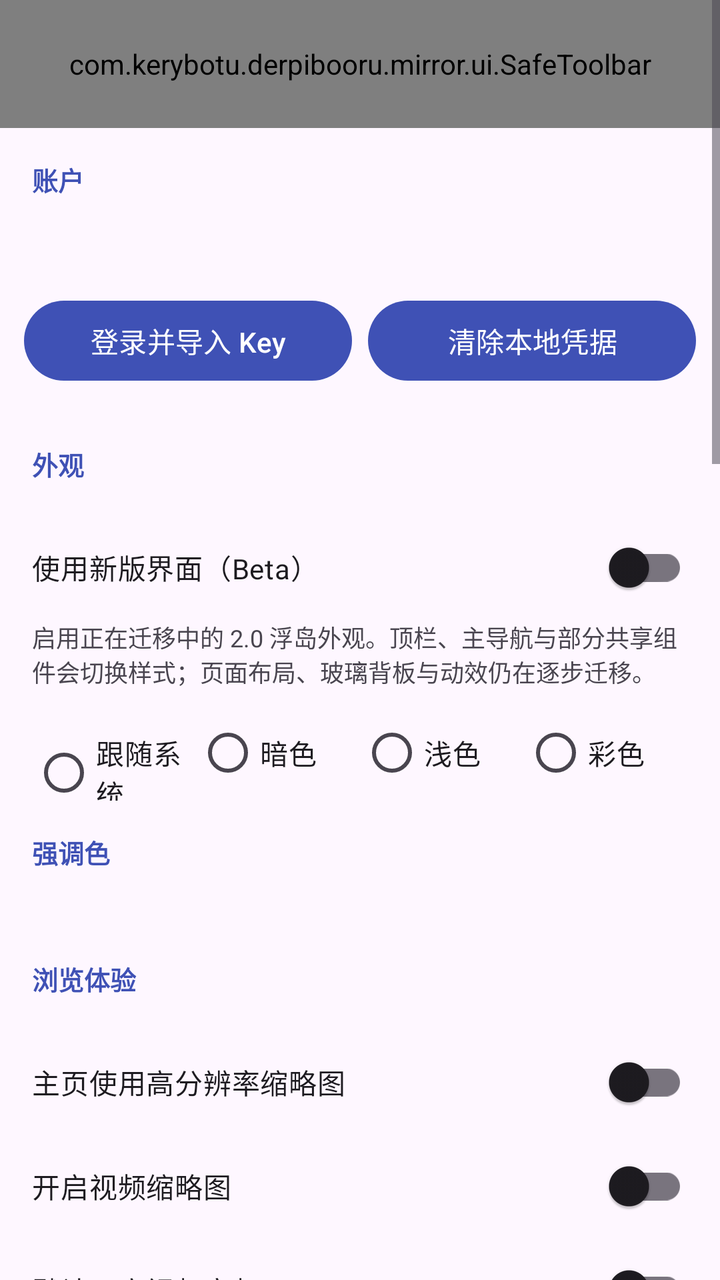
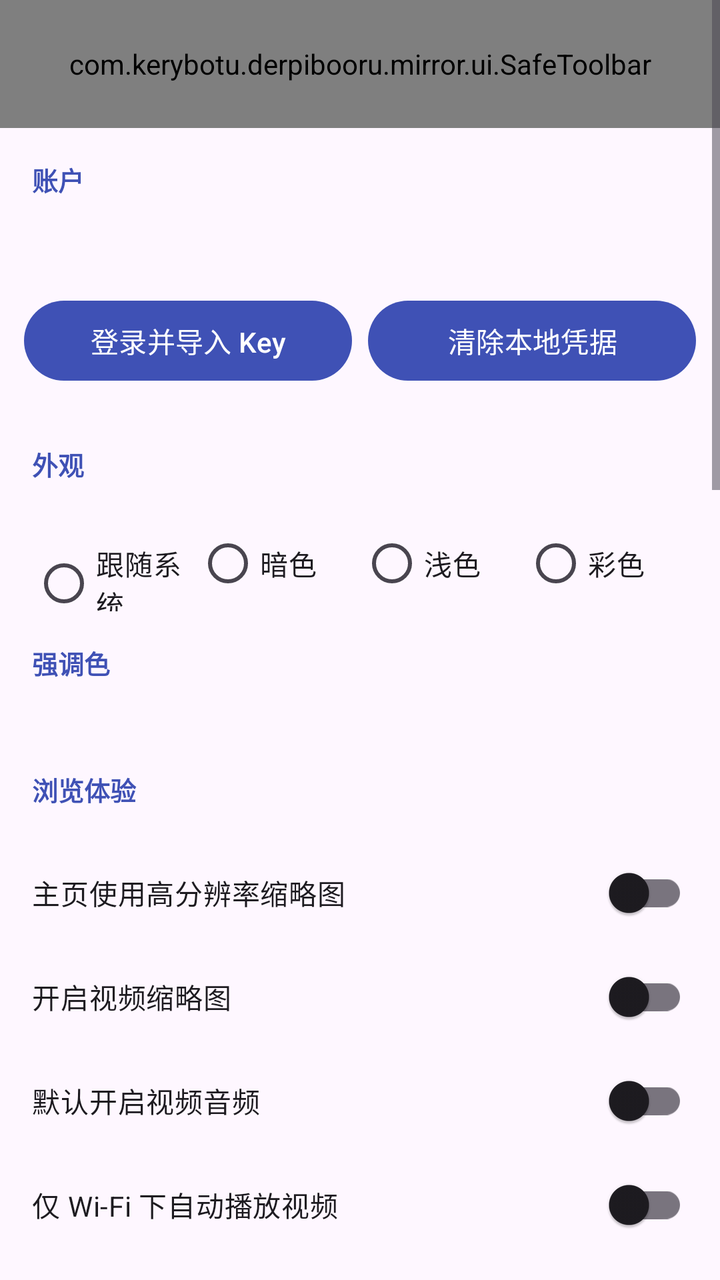

Screens rendered from an Android XML layout before and after an edit, with the pre-edit source and the edit as a unified diff.
<!-- AndroidManifest.xml: application theme Theme.DerpiViewer -->
<!-- res/layout/activity_settings.xml -->
<?xml version="1.0" encoding="utf-8"?>
<ScrollView xmlns:android="http://schemas.android.com/apk/res/android"
    android:layout_width="match_parent" android:layout_height="match_parent"
    android:background="?attr/colorSurface">
    <LinearLayout android:layout_width="match_parent" android:layout_height="wrap_content" android:orientation="vertical">
        <include android:id="@+id/settings_toolbar" layout="@layout/include_safe_toolbar" />
        <TextView android:layout_width="match_parent" android:layout_height="wrap_content" android:text="账户" android:textStyle="bold" android:textSize="13sp" android:padding="16dp" android:textColor="?attr/colorPrimary" />
        <TextView android:id="@+id/account_status" android:layout_width="match_parent" android:layout_height="wrap_content" android:paddingHorizontal="16dp" android:textColor="?attr/colorOnSurfaceVariant" />
        <LinearLayout android:layout_width="match_parent" android:layout_height="wrap_content" android:orientation="horizontal" android:padding="12dp">
            <Button android:id="@+id/account_login" android:layout_width="0dp" android:layout_height="wrap_content" android:layout_weight="1" android:text="登录并导入 Key" />
            <Button android:id="@+id/account_logout" android:layout_width="0dp" android:layout_height="wrap_content" android:layout_weight="1" android:layout_marginStart="8dp" android:text="清除本地凭据" />
        </LinearLayout>
        <TextView android:layout_width="match_parent" android:layout_height="wrap_content" android:text="外观" android:textStyle="bold" android:textSize="13sp" android:padding="16dp" android:textColor="?attr/colorPrimary" />
        <com.google.android.material.switchmaterial.SwitchMaterial android:id="@+id/switch_new_ui_beta" android:layout_width="match_parent" android:layout_height="wrap_content" android:text="使用新版界面（Beta）" android:paddingHorizontal="16dp" android:minHeight="52dp" />
        <TextView android:layout_width="match_parent" android:layout_height="wrap_content" android:layout_marginStart="16dp" android:layout_marginEnd="16dp" android:layout_marginBottom="8dp" android:text="启用正在迁移中的 2.0 浮岛外观。顶栏、主导航与部分共享组件会切换样式；页面布局、玻璃背板与动效仍在逐步迁移。" android:textColor="?attr/colorOnSurfaceVariant" android:textSize="12sp" />
        <RadioGroup android:id="@+id/palette_group" android:layout_width="match_parent" android:layout_height="wrap_content" android:orientation="horizontal" android:paddingHorizontal="16dp">
            <RadioButton android:id="@+id/palette_system" android:layout_width="0dp" android:layout_height="wrap_content" android:layout_weight="1" android:text="跟随系统" />
            <RadioButton android:id="@+id/palette_dark" android:layout_width="0dp" android:layout_height="wrap_content" android:layout_weight="1" android:text="暗色" />
            <RadioButton android:id="@+id/palette_light" android:layout_width="0dp" android:layout_height="wrap_content" android:layout_weight="1" android:text="浅色" />
            <RadioButton android:id="@+id/palette_colorful" android:layout_width="0dp" android:layout_height="wrap_content" android:layout_weight="1" android:text="彩色" />
        </RadioGroup>
        <TextView android:layout_width="match_parent" android:layout_height="wrap_content" android:text="强调色" android:textStyle="bold" android:textSize="13sp" android:padding="16dp" android:textColor="?attr/colorPrimary" />
        <HorizontalScrollView android:layout_width="match_parent" android:layout_height="wrap_content" android:scrollbars="none">
            <LinearLayout android:id="@+id/accent_swatches" android:layout_width="wrap_content" android:layout_height="wrap_content" android:orientation="horizontal" android:paddingHorizontal="12dp" android:paddingBottom="12dp" />
        </HorizontalScrollView>
        <TextView android:layout_width="match_parent" android:layout_height="wrap_content" android:text="浏览体验" android:textStyle="bold" android:textSize="13sp" android:padding="16dp" android:textColor="?attr/colorPrimary" />
        <com.google.android.material.switchmaterial.SwitchMaterial android:id="@+id/switch_high_res" android:layout_width="match_parent" android:layout_height="wrap_content" android:text="主页使用高分辨率缩略图" android:paddingHorizontal="16dp" android:minHeight="52dp" />
        <com.google.android.material.switchmaterial.SwitchMaterial android:id="@+id/switch_video_thumb" android:layout_width="match_parent" android:layout_height="wrap_content" android:text="开启视频缩略图" android:paddingHorizontal="16dp" android:minHeight="52dp" />
        <com.google.android.material.switchmaterial.SwitchMaterial android:id="@+id/switch_video_audio" android:layout_width="match_parent" android:layout_height="wrap_content" android:text="默认开启视频音频" android:paddingHorizontal="16dp" android:minHeight="52dp" />
        <com.google.android.material.switchmaterial.SwitchMaterial android:id="@+id/switch_video_wifi_only" android:layout_width="match_parent" android:layout_height="wrap_content" android:text="仅 Wi-Fi 下自动播放视频" android:paddingHorizontal="16dp" android:minHeight="52dp" />
        <com.google.android.material.switchmaterial.SwitchMaterial android:id="@+id/switch_hide_uploader" android:layout_width="match_parent" android:layout_height="wrap_content" android:text="隐藏上传者" android:paddingHorizontal="16dp" android:minHeight="52dp" />
        <com.google.android.material.switchmaterial.SwitchMaterial android:id="@+id/switch_hide_score" android:layout_width="match_parent" android:layout_height="wrap_content" android:text="隐藏分数" android:paddingHorizontal="16dp" android:minHeight="52dp" />
        <com.google.android.material.switchmaterial.SwitchMaterial android:id="@+id/switch_tag_translation" android:layout_width="match_parent" android:layout_height="wrap_content" android:text="启用标签翻译" android:paddingHorizontal="16dp" android:minHeight="52dp" />
        <LinearLayout android:layout_width="match_parent" android:layout_height="wrap_content" android:gravity="center_vertical" android:orientation="horizontal" android:paddingStart="16dp" android:paddingEnd="8dp">
            <TextView android:layout_width="0dp" android:layout_height="wrap_content" android:layout_weight="1" android:text="剧透内容显示方式" android:textColor="?attr/colorOnSurface" />
            <Spinner android:id="@+id/spinner_spoiler_mode" android:layout_width="140dp" android:layout_height="wrap_content" />
            <ImageButton android:id="@+id/spoiler_mode_info" android:layout_width="48dp" android:layout_height="48dp" android:background="?attr/selectableItemBackgroundBorderless" android:contentDescription="剧透显示方式说明" android:padding="12dp" android:src="@drawable/ic_help_circle" />
        </LinearLayout>
        <LinearLayout android:layout_width="match_parent" android:layout_height="wrap_content" android:gravity="center_vertical" android:orientation="horizontal" android:paddingStart="16dp" android:paddingEnd="8dp">
            <com.google.android.material.switchmaterial.SwitchMaterial android:id="@+id/switch_anti_embarrassment" android:layout_width="0dp" android:layout_height="wrap_content" android:layout_weight="1" android:text="防社死：启动时自动切换过滤器" android:minHeight="52dp" />
            <ImageButton android:id="@+id/anti_embarrassment_info" android:layout_width="48dp" android:layout_height="48dp" android:background="?attr/selectableItemBackgroundBorderless" android:contentDescription="防社死功能说明" android:padding="12dp" android:src="@drawable/ic_help_circle" />
        </LinearLayout>
        <Button android:id="@+id/anti_embarrassment_filter" android:layout_width="match_parent" android:layout_height="wrap_content" android:layout_marginHorizontal="12dp" android:text="指定过滤器：Default" />
        <TextView android:id="@+id/anti_embarrassment_hint" android:layout_width="match_parent" android:layout_height="wrap_content" android:paddingHorizontal="16dp" android:paddingBottom="8dp" android:text="开启后，每次打开应用都会先使用指定过滤器。默认使用官方 Default 过滤器。" android:textColor="?attr/colorOnSurfaceVariant" android:textSize="12sp" />
        <TextView android:layout_width="match_parent" android:layout_height="wrap_content" android:text="站点与网络" android:textStyle="bold" android:textSize="13sp" android:padding="16dp" android:textColor="?attr/colorPrimary" />
        <RadioGroup android:id="@+id/site_group" android:layout_width="match_parent" android:layout_height="wrap_content" android:orientation="horizontal" android:paddingHorizontal="16dp">
            <RadioButton android:id="@+id/site_derpi" android:layout_width="0dp" android:layout_height="wrap_content" android:layout_weight="1" android:text="Derpibooru" />
            <RadioButton android:id="@+id/site_trixie" android:layout_width="0dp" android:layout_height="wrap_content" android:layout_weight="1" android:text="Trixiebooru" />
            <RadioButton android:id="@+id/site_custom" android:layout_width="wrap_content" android:layout_height="wrap_content" android:text="自定义" />
        </RadioGroup>
        <EditText android:id="@+id/custom_domain" android:layout_width="match_parent" android:layout_height="wrap_content" android:hint="自定义域名，例如 example.org" android:inputType="textUri" android:paddingHorizontal="16dp" />
        <com.google.android.material.switchmaterial.SwitchMaterial android:id="@+id/switch_ip" android:layout_width="match_parent" android:layout_height="wrap_content" android:text="优选 IP（关闭则直连）" android:paddingHorizontal="16dp" android:minHeight="52dp" />
        <com.google.android.material.switchmaterial.SwitchMaterial android:id="@+id/switch_cdn_direct" android:layout_width="match_parent" android:layout_height="wrap_content" android:text="derpicdn.net 使用直连" android:paddingHorizontal="16dp" android:minHeight="52dp" />
        <EditText android:id="@+id/manual_ip" android:layout_width="match_parent" android:layout_height="wrap_content" android:hint="手动优选节点 IP（支持 IPv4 / IPv6，留空为自动）" android:inputType="textNoSuggestions" android:singleLine="true" android:paddingHorizontal="16dp" />
        <LinearLayout android:layout_width="match_parent" android:layout_height="wrap_content" android:orientation="horizontal" android:padding="12dp">
            <Button android:id="@+id/save_network" android:layout_width="0dp" android:layout_height="wrap_content" android:layout_weight="1" android:text="保存网络设置" />
            <Button android:id="@+id/optimize_ip" android:layout_width="0dp" android:layout_height="wrap_content" android:layout_weight="1" android:layout_marginStart="8dp" android:text="重新优选 IP" />
        </LinearLayout>
        <Button android:id="@+id/deep_optimize_ip" android:layout_width="match_parent" android:layout_height="wrap_content" android:layout_marginHorizontal="12dp" android:text="深度 IP 优选" />
        <Button android:id="@+id/restore_auto_ip" android:layout_width="match_parent" android:layout_height="wrap_content" android:layout_marginHorizontal="12dp" android:text="恢复自动优选" />
        <TextView android:id="@+id/network_status" android:layout_width="match_parent" android:layout_height="wrap_content" android:paddingHorizontal="16dp" android:textColor="?attr/colorOnSurfaceVariant" />
        <Button android:id="@+id/clear_cache" android:layout_width="match_parent" android:layout_height="wrap_content" android:layout_margin="12dp" android:text="清除缓存" />
        <TextView android:layout_width="match_parent" android:layout_height="wrap_content" android:text="应用更新" android:textStyle="bold" android:textSize="13sp" android:padding="16dp" android:textColor="?attr/colorPrimary" />
        <Spinner android:id="@+id/update_frequency" android:layout_width="match_parent" android:layout_height="wrap_content" android:paddingHorizontal="16dp" />
        <Button android:id="@+id/check_update" android:layout_width="match_parent" android:layout_height="wrap_content" android:layout_margin="12dp" android:text="立即检查更新" />
    </LinearLayout>
</ScrollView>
<!-- res/layout/include_safe_toolbar.xml (included above) -->
<?xml version="1.0" encoding="utf-8"?>
<com.kerybotu.derpibooru.mirror.ui.SafeToolbar xmlns:android="http://schemas.android.com/apk/res/android"
    android:id="@+id/app_toolbar"
    android:layout_width="match_parent"
    android:layout_height="?attr/actionBarSize"
    android:background="?attr/colorPrimary"
    android:theme="?attr/actionBarTheme"
    android:titleTextColor="@android:color/white" />
<!-- resources referenced by this layout -->
<resources>
  <!-- drawable ic_help_circle (drawable) -->
  <vector xmlns:android="http://schemas.android.com/apk/res/android"
      android:width="24dp"
      android:height="24dp"
      android:viewportWidth="24"
      android:viewportHeight="24">
      <path
          android:fillColor="?attr/colorOnSurfaceVariant"
          android:pathData="M12,2C6.48,2 2,6.48 2,12s4.48,10 10,10 10,-4.48 10,-10S17.52,2 12,2zM13,19h-2v-2h2v2zM15.07,11.75l-0.9,0.92C13.45,13.4 13,14 13,15h-2v-0.5c0,-0.8 0.45,-1.55 1.17,-2.27l1.24,-1.26c0.37,-0.36 0.59,-0.86 0.59,-1.37 0,-1.1 -0.9,-2 -2,-2s-2,0.9 -2,2H8c0,-2.21 1.79,-4 4,-4s4,1.79 4,4c0,0.88 -0.36,1.68 -0.93,2.25z" />
  </vector>
  <style name="Theme.DerpiViewer" parent="Theme.Material3.DayNight.NoActionBar">
          
          <item name="colorPrimary">@color/colorPrimary</item>
          <item name="colorPrimaryDark">@color/colorPrimaryDark</item>
          <item name="colorAccent">@color/colorAccent</item>
          
          <item name="android:statusBarColor">@color/colorPrimaryDark</item>
      </style>
  <color name="colorPrimary">#3F51B5</color>
  <color name="colorPrimaryDark">#303F9F</color>
  <color name="colorAccent">#FF4081</color>
</resources>

<!-- the commit's change to res/layout/activity_settings.xml (unified diff, before → after) -->
@@ -11,8 +11,6 @@
             <Button android:id="@+id/account_logout" android:layout_width="0dp" android:layout_height="wrap_content" android:layout_weight="1" android:layout_marginStart="8dp" android:text="清除本地凭据" />
         </LinearLayout>
         <TextView android:layout_width="match_parent" android:layout_height="wrap_content" android:text="外观" android:textStyle="bold" android:textSize="13sp" android:padding="16dp" android:textColor="?attr/colorPrimary" />
-        <com.google.android.material.switchmaterial.SwitchMaterial android:id="@+id/switch_new_ui_beta" android:layout_width="match_parent" android:layout_height="wrap_content" android:text="使用新版界面（Beta）" android:paddingHorizontal="16dp" android:minHeight="52dp" />
-        <TextView android:layout_width="match_parent" android:layout_height="wrap_content" android:layout_marginStart="16dp" android:layout_marginEnd="16dp" android:layout_marginBottom="8dp" android:text="启用正在迁移中的 2.0 浮岛外观。顶栏、主导航与部分共享组件会切换样式；页面布局、玻璃背板与动效仍在逐步迁移。" android:textColor="?attr/colorOnSurfaceVariant" android:textSize="12sp" />
         <RadioGroup android:id="@+id/palette_group" android:layout_width="match_parent" android:layout_height="wrap_content" android:orientation="horizontal" android:paddingHorizontal="16dp">
             <RadioButton android:id="@+id/palette_system" android:layout_width="0dp" android:layout_height="wrap_content" android:layout_weight="1" android:text="跟随系统" />
             <RadioButton android:id="@+id/palette_dark" android:layout_width="0dp" android:layout_height="wrap_content" android:layout_weight="1" android:text="暗色" />
